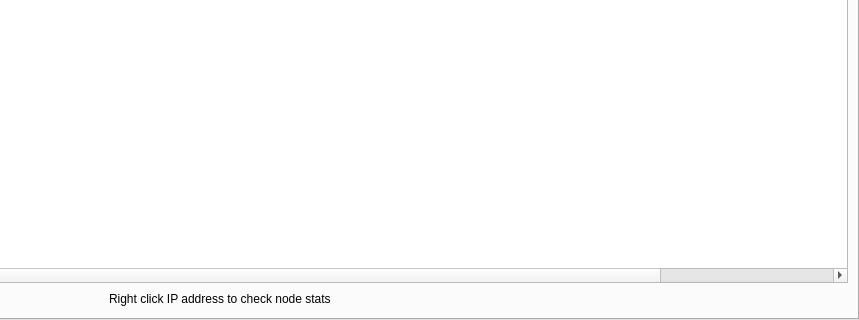
The window that src/qt/forms/masternodelist.ui (hardwarewise/SIN-core) describes before a commit, drawn with Qt 5; both pictures show x 141 to 1000 and y 280 to 600 of the 1000 by 600 pixel window.
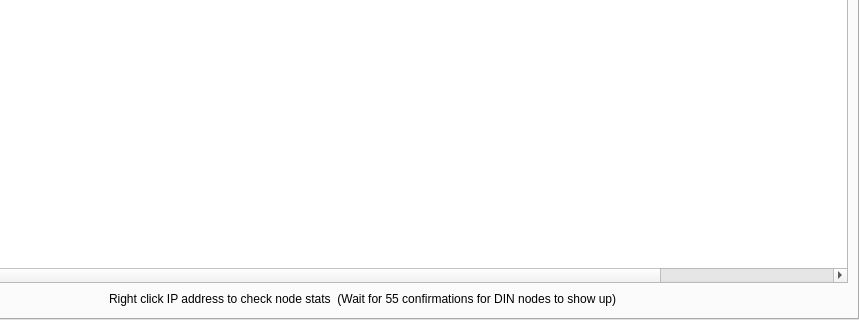
The same window after the commit. The open tabs and pages were chosen to show the change. Icons and pictures are not drawn.

Commit message: An information message has been added to the "My Peers DIN" tab.

Diff of the .ui file:
```diff
--- a/src/qt/forms/masternodelist.ui
+++ b/src/qt/forms/masternodelist.ui
@@ -447,7 +447,7 @@
               <string notr="true"/>
              </property>
              <property name="text">
-              <string>Right click IP address to check node stats</string>
+              <string>Right click IP address to check node stats  (Wait for 55 confirmations for DIN nodes to show up)</string>
              </property>
             </widget>
            </item>
```
Left out of the diff: 2 changed lines with no effect on the pictures.
